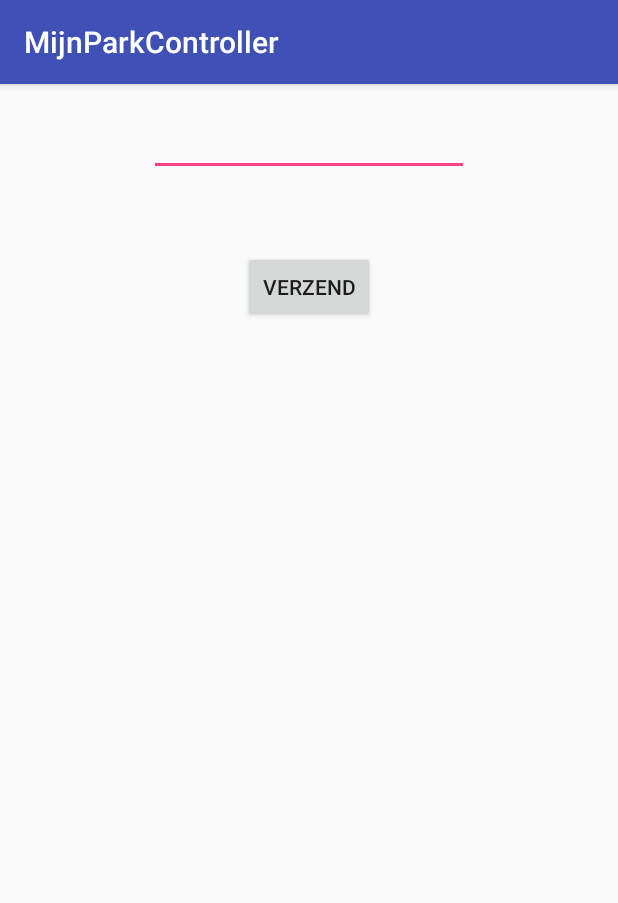
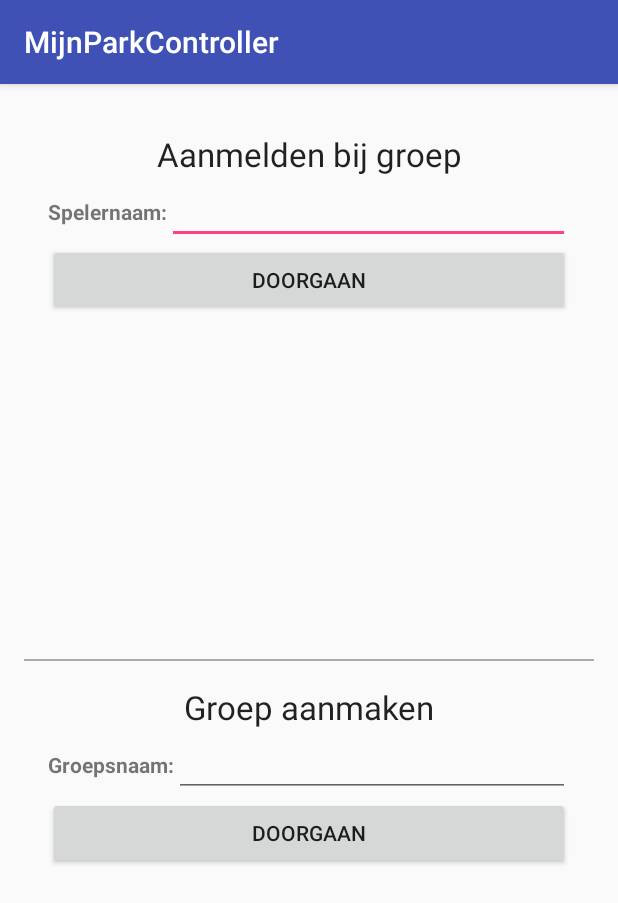
Before and after one commit to tomkaal/TvOS_Han_MAD, an Android app: the screen it shows after launch (MainActivity), on a phone screen of 412 x 824 dp. Shown: the top 903 px of the screen. Run offline under Robolectric (Android 15) with nearby library versions, the phone set to English and light mode, and no system bars; libraries missing offline, so code that uses them is left out: com.github.nkzawa.socketio; 2 statements that could not run were skipped.

Commit message:
added new interface for android app logon

```diff
--- a/AndroidApp/MijnParkController/app/src/main/java/tvos/mad/han/mijnparkcontroller/MainActivity.java
+++ b/AndroidApp/MijnParkController/app/src/main/java/tvos/mad/han/mijnparkcontroller/MainActivity.java
@@ -28,13 +28,13 @@ public class MainActivity extends AppCompatActivity {
         mSocket.connect();
         Log.v("connect", "Connect");
 
-        final EditText mEdit   = (EditText)findViewById(R.id.input);
-
-        final Button sortButton = (Button) findViewById(R.id.sendButton);
-        sortButton.setOnClickListener(new View.OnClickListener() {
-            public void onClick(View v) {
-                mSocket.emit("chat message", mEdit.getText().toString());
-            }
-        });
+//        final EditText mEdit   = (EditText)findViewById(R.id.input);
+//
+//        final Button sortButton = (Button) findViewById(R.id.sendButton);
+//        sortButton.setOnClickListener(new View.OnClickListener() {
+//            public void onClick(View v) {
+//                mSocket.emit("chat message", mEdit.getText().toString());
+//            }
+//        });
     }
 }
--- a/AndroidApp/MijnParkController/app/src/main/res/layout/activity_main.xml
+++ b/AndroidApp/MijnParkController/app/src/main/res/layout/activity_main.xml
@@ -1,29 +1,109 @@
 <?xml version="1.0" encoding="utf-8"?>
-<RelativeLayout xmlns:android="http://schemas.android.com/apk/res/android"
+<LinearLayout xmlns:android="http://schemas.android.com/apk/res/android"
     xmlns:tools="http://schemas.android.com/tools"
     android:layout_width="match_parent"
     android:layout_height="match_parent"
+    android:layout_gravity="center"
+    android:orientation="vertical"
     android:paddingBottom="@dimen/activity_vertical_margin"
     android:paddingLeft="@dimen/activity_horizontal_margin"
     android:paddingRight="@dimen/activity_horizontal_margin"
     android:paddingTop="@dimen/activity_vertical_margin"
     tools:context="tvos.mad.han.mijnparkcontroller.MainActivity">
 
-    <EditText
-        android:layout_width="wrap_content"
-        android:layout_height="wrap_content"
-        android:inputType="textPersonName"
-        android:ems="10"
-        android:id="@+id/input"
+    <LinearLayout
+        android:layout_width="match_parent"
+        android:layout_height="match_parent"
+        android:layout_alignParentStart="true"
         android:layout_alignParentTop="true"
-        android:layout_centerHorizontal="true" />
+        android:paddingBottom="@dimen/activity_vertical_margin"
+        android:paddingLeft="@dimen/activity_horizontal_margin"
+        android:paddingRight="@dimen/activity_horizontal_margin"
+        android:paddingTop="@dimen/activity_vertical_margin"
+        android:orientation="vertical"
+        android:layout_weight="1">
+        <TextView
+            android:layout_width="match_parent"
+            android:layout_height="wrap_content"
+            android:textAppearance="?android:attr/textAppearanceLarge"
+            android:text="Aanmelden bij groep"
+            android:id="@+id/textView3"
+            android:textAlignment="center" />
+        <LinearLayout
+            android:layout_width="match_parent"
+            android:layout_height="wrap_content"
+            android:layout_alignParentStart="true"
+            android:layout_alignParentTop="true"
+            android:orientation="horizontal">
 
-    <Button
-        android:layout_width="wrap_content"
-        android:layout_height="wrap_content"
-        android:text="Verzend"
-        android:id="@+id/sendButton"
-        android:layout_below="@+id/input"
-        android:layout_centerHorizontal="true"
-        android:layout_marginTop="50dp" />
-</RelativeLayout>
+            <TextView
+                android:layout_width="wrap_content"
+                android:layout_height="wrap_content"
+                android:text="Spelernaam:"
+                android:id="@+id/textView4"
+                android:textStyle="bold" />
+
+            <EditText
+                android:id="@+id/userName"
+                android:layout_width="match_parent"
+                android:layout_height="wrap_content" />
+        </LinearLayout>
+
+        <Button
+            android:id="@+id/addUserButton"
+            android:layout_width="match_parent"
+            android:layout_height="wrap_content"
+            android:text="Doorgaan" />
+
+    </LinearLayout>
+    <View
+        android:layout_width="match_parent"
+        android:layout_height="1dp"
+        android:background="@android:color/darker_gray"/>
+
+    <LinearLayout
+        android:layout_width="match_parent"
+        android:layout_height="match_parent"
+        android:layout_alignParentStart="true"
+        android:layout_alignParentTop="true"
+        android:paddingBottom="@dimen/activity_vertical_margin"
+        android:paddingLeft="@dimen/activity_horizontal_margin"
+        android:paddingRight="@dimen/activity_horizontal_margin"
+        android:paddingTop="@dimen/activity_vertical_margin"
+        android:layout_weight="1"
+        android:orientation="vertical">
+        <TextView
+            android:layout_width="match_parent"
+            android:layout_height="wrap_content"
+            android:textAppearance="?android:attr/textAppearanceLarge"
+            android:text="Groep aanmaken"
+            android:id="@+id/textView2"
+            android:textAlignment="center" />
+        <LinearLayout
+            android:layout_width="match_parent"
+            android:layout_height="wrap_content"
+            android:layout_alignParentStart="true"
+            android:layout_alignParentTop="true"
+            android:orientation="horizontal">
+
+            <TextView
+                android:layout_width="wrap_content"
+                android:layout_height="wrap_content"
+                android:text="Groepsnaam:"
+                android:id="@+id/textView"
+                android:textStyle="bold" />
+
+            <EditText
+                android:id="@+id/groupName"
+                android:layout_width="match_parent"
+                android:layout_height="wrap_content" />
+        </LinearLayout>
+
+        <Button
+            android:id="@+id/addGroupButton"
+            android:layout_width="match_parent"
+            android:layout_height="wrap_content"
+            android:text="Doorgaan" />
+
+    </LinearLayout>
+</LinearLayout>
```
Also changed, not shown: 2 other files.
